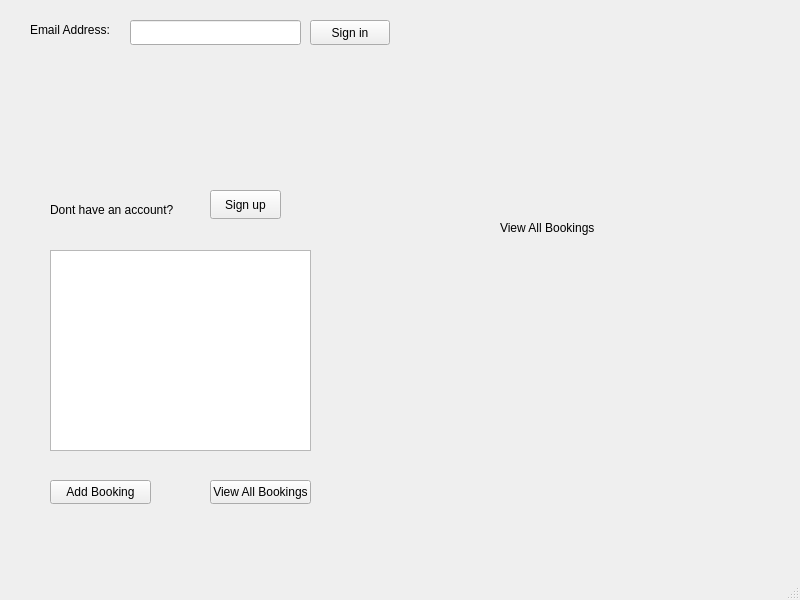
This is SquareHackathon/mainwindow.ui in rbrueda/System-of-Style as Qt 5 draws it before an edit. The edited form follows.
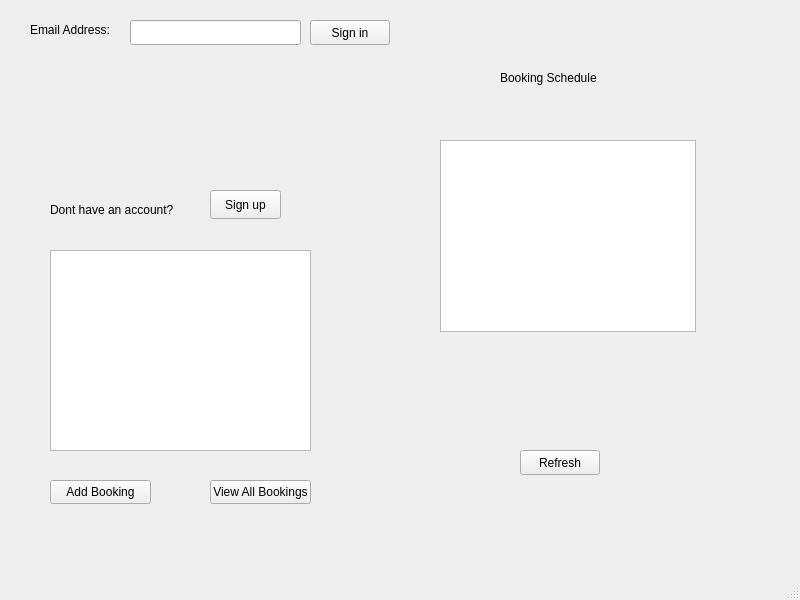
This is the edited form. The open tabs and pages were chosen to show the change.

Commit message: Main WIndow

Patch:
```diff
--- a/SquareHackathon/mainwindow.ui
+++ b/SquareHackathon/mainwindow.ui
@@ -726,13 +726,36 @@
         <property name="geometry">
          <rect>
           <x>120</x>
-          <y>160</y>
+          <y>10</y>
           <width>121</width>
           <height>16</height>
          </rect>
         </property>
         <property name="text">
-         <string>View All Bookings</string>
+         <string>Booking Schedule</string>
+        </property>
+       </widget>
+       <widget class="QPushButton" name="refreshEmployeeBookings">
+        <property name="geometry">
+         <rect>
+          <x>140</x>
+          <y>390</y>
+          <width>80</width>
+          <height>25</height>
+         </rect>
+        </property>
+        <property name="text">
+         <string>Refresh</string>
+        </property>
+       </widget>
+       <widget class="QTableWidget" name="bookingsViewTable">
+        <property name="geometry">
+         <rect>
+          <x>60</x>
+          <y>80</y>
+          <width>256</width>
+          <height>192</height>
+         </rect>
         </property>
        </widget>
       </widget>
```
Left out of the diff: 4 changed lines with no effect on the pictures. The commit also changes 2 other files.
